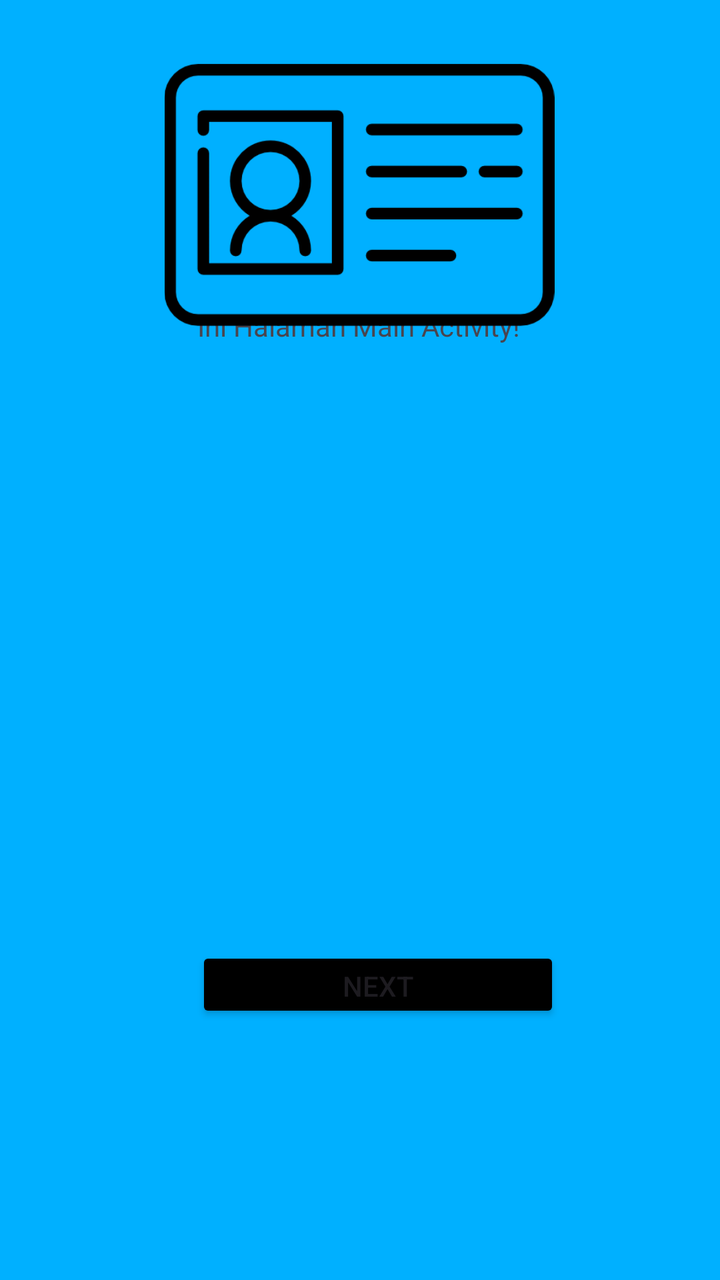
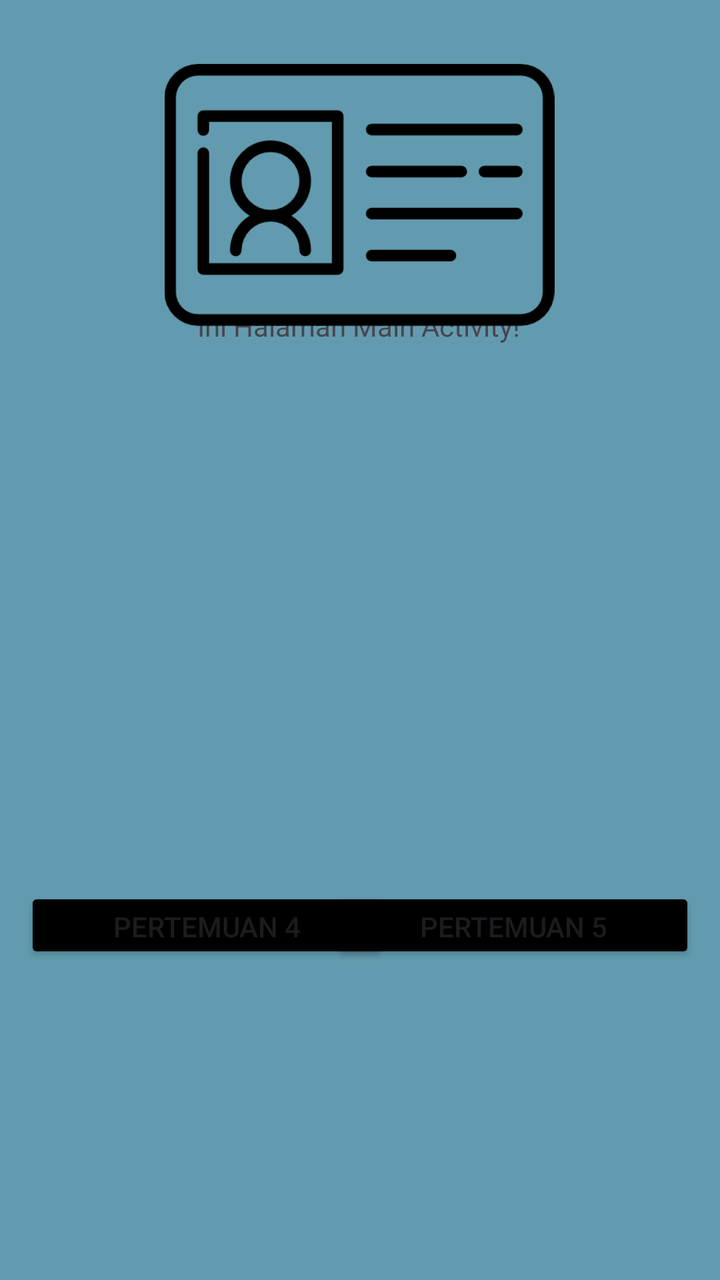

Screens rendered from an Android XML layout before and after an edit, with the pre-edit source and the edit as a unified diff.
<!-- AndroidManifest.xml: application theme Theme.Pertemuan_2 -->
<!-- res/layout/activity_main.xml -->
<?xml version="1.0" encoding="utf-8"?>
<androidx.constraintlayout.widget.ConstraintLayout xmlns:android="http://schemas.android.com/apk/res/android"
    xmlns:app="http://schemas.android.com/apk/res-auto"
    xmlns:tools="http://schemas.android.com/tools"
    android:id="@+id/main"
    android:layout_width="match_parent"
    android:layout_height="match_parent"
    android:background="#00B0FF"
    tools:context=".MainActivity">

    <TextView
        android:layout_width="wrap_content"
        android:layout_height="wrap_content"
        android:text="Ini Halaman Main Activity!"
        app:layout_constraintBottom_toBottomOf="parent"
        app:layout_constraintEnd_toEndOf="parent"
        app:layout_constraintHorizontal_bias="0.497"
        app:layout_constraintStart_toStartOf="parent"
        app:layout_constraintTop_toTopOf="parent"
        app:layout_constraintVertical_bias="0.247" />

    <ImageView
        android:layout_width="210dp"
        android:layout_height="195dp"
        android:src="@drawable/card"
        app:layout_constraintBottom_toBottomOf="parent"
        app:layout_constraintEnd_toEndOf="parent"
        app:layout_constraintHorizontal_bias="0.497"
        app:layout_constraintStart_toStartOf="parent"
        app:layout_constraintTop_toTopOf="parent"
        app:layout_constraintVertical_bias="0.0" />

    <Button
        android:id="@+id/btnToFourth"
        android:layout_width="182dp"
        android:layout_height="38dp"
        android:backgroundTint="@color/black"
        android:text="Next"
        app:layout_constraintBottom_toBottomOf="parent"
        app:layout_constraintEnd_toEndOf="parent"
        app:layout_constraintHorizontal_bias="0.55"
        app:layout_constraintStart_toStartOf="parent"
        app:layout_constraintTop_toTopOf="parent"
        app:layout_constraintVertical_bias="0.786"
        tools:ignore="MissingConstraints" />

</androidx.constraintlayout.widget.ConstraintLayout>
<!-- resources referenced by this layout -->
<resources>
  <color name="black">#FF000000</color>
  <!-- drawable card: png bitmap (drawable, 11197 bytes) -->
  <style name="Theme.Pertemuan_2" parent="Base.Theme.Pertemuan_2" />
  <style name="Base.Theme.Pertemuan_2" parent="Theme.Material3.DayNight.NoActionBar">
          
          
      </style>
</resources>

<!-- the commit's change to res/layout/activity_main.xml (unified diff, before → after) -->
@@ -5,7 +5,7 @@
     android:id="@+id/main"
     android:layout_width="match_parent"
     android:layout_height="match_parent"
-    android:background="#00B0FF"
+    android:background="#629BAF"
     tools:context=".MainActivity">
 
     <TextView
@@ -35,13 +35,26 @@
         android:layout_width="182dp"
         android:layout_height="38dp"
         android:backgroundTint="@color/black"
-        android:text="Next"
+        android:text="Pertemuan 4"
         app:layout_constraintBottom_toBottomOf="parent"
         app:layout_constraintEnd_toEndOf="parent"
-        app:layout_constraintHorizontal_bias="0.55"
+        app:layout_constraintHorizontal_bias="0.069"
         app:layout_constraintStart_toStartOf="parent"
         app:layout_constraintTop_toTopOf="parent"
-        app:layout_constraintVertical_bias="0.786"
+        app:layout_constraintVertical_bias="0.737"
         tools:ignore="MissingConstraints" />
 
+    <Button
+        android:id="@+id/btnToFifth"
+        android:layout_width="182dp"
+        android:layout_height="38dp"
+        android:backgroundTint="@color/black"
+        android:text="Pertemuan 5"
+        app:layout_constraintBottom_toBottomOf="parent"
+        app:layout_constraintEnd_toEndOf="parent"
+        app:layout_constraintHorizontal_bias="0.93"
+        app:layout_constraintStart_toStartOf="parent"
+        app:layout_constraintTop_toTopOf="parent"
+        app:layout_constraintVertical_bias="0.737" />
+
 </androidx.constraintlayout.widget.ConstraintLayout>
